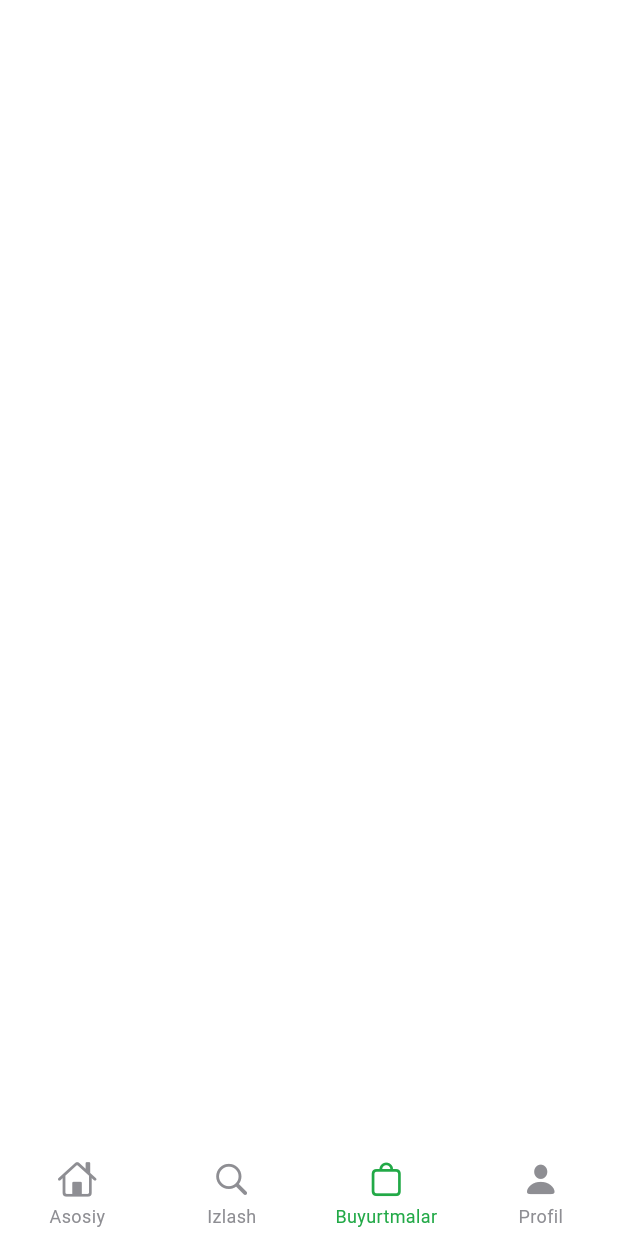
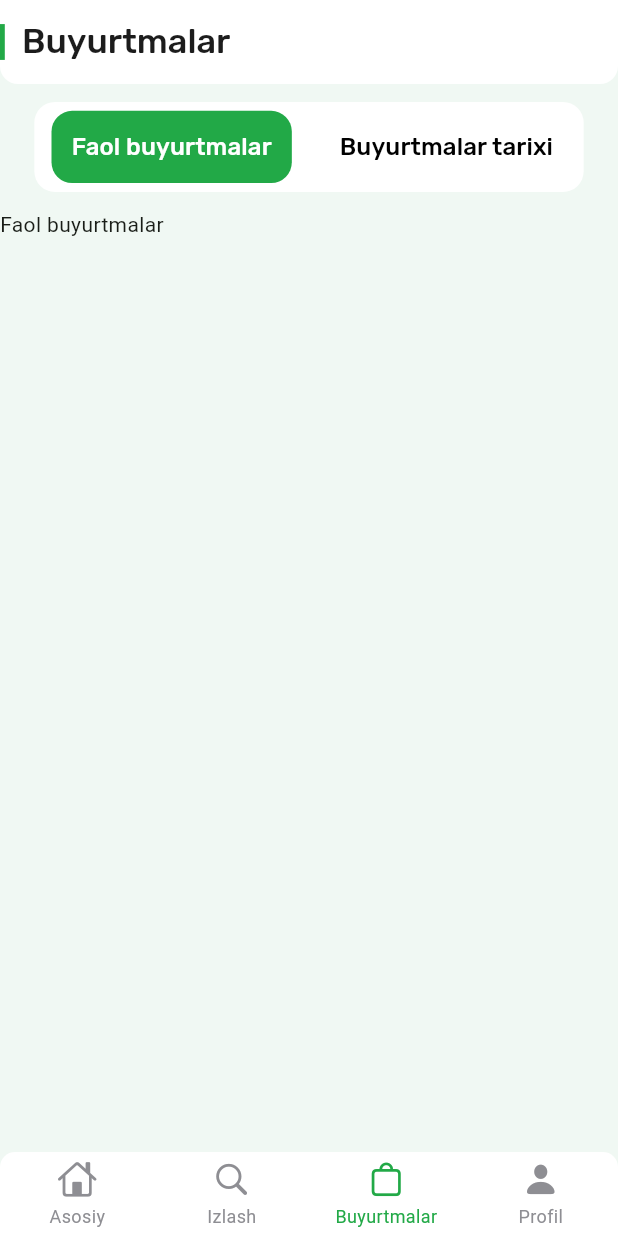
Before and after one commit to SEGroupCorpPres/UpQayt, a Flutter app: the screen it shows after launch, item 3 of the bottom bar chosen, on a phone screen of 412 x 824 dp. Run offline on Flutter 3.47's test engine with Material 3 defaults, Android fonts, the light colour scheme and no system bars; drawn by our look-alikes of persistent_bottom_nav_bar_v2; our stand-ins replace flutter_screenutil, flutter_svg, google_fonts, syncfusion_flutter_sliders; missing offline and left inert: bottom_sheet, flutter_statusbarcolor_ns.

Commit message:
fix any bugs

```diff
--- a/lib/app/app.dart
+++ b/lib/app/app.dart
@@ -8,6 +8,7 @@ import 'package:upqayt/features/presentation/pages/home/home.dart';
 import 'package:upqayt/features/presentation/pages/home/top_products_screen.dart';
 import 'package:upqayt/features/presentation/pages/map/map_screen.dart';
 import 'package:upqayt/features/presentation/pages/map/location_search_screen.dart';
+import 'package:upqayt/features/presentation/pages/orders/order_screen.dart';
 import 'package:upqayt/features/presentation/pages/restaurant/restaurant_detail_screen.dart';
 import 'package:upqayt/features/presentation/pages/shopping_bag/shopping_bag_screen.dart';
 
@@ -31,6 +32,7 @@ class App extends StatelessWidget {
       // child: TopProductsScreen(),
       // child: RestaurantDetailScreen(),
       // child: ShoppingBagScreen(),
+      // child: OrderScreen(),
       // child: IntroScreen(),
       // child: SplashScreen(),
       // child: YandexMapScreen(),
--- a/lib/app/presentation/pages/onboarding.dart
+++ b/lib/app/presentation/pages/onboarding.dart
@@ -6,6 +6,7 @@ import 'package:flutter_screenutil/flutter_screenutil.dart';
 import 'package:upqayt/app/presentation/widgets/onboarding_text_list.dart';
 import 'package:upqayt/core/colors.dart';
 import 'package:upqayt/features/presentation/pages/home/home.dart';
+import 'package:upqayt/features/presentation/pages/map/map_screen.dart';
 import 'package:upqayt/generated/assets.dart';
 
 class OnboardingPage extends StatefulWidget {
@@ -95,7 +96,7 @@ class _OnboardingPageState extends State<OnboardingPage> {
                           context,
                           Platform.isIOS
                               ? CupertinoPageRoute(
-                                  builder: (_) => const HomePage(),
+                                  builder: (_) => const YandexMapScreen(),
                                 )
                               : MaterialPageRoute(
                                   builder: (_) => const HomePage(),
@@ -159,7 +160,7 @@ class _OnboardingPageState extends State<OnboardingPage> {
                   child: TextButton(
                     onPressed: () => Navigator.pushAndRemoveUntil(
                       context,
-                      MaterialPageRoute(builder: (_) => HomePage()),
+                      MaterialPageRoute(builder: (_) => YandexMapScreen()),
                       (route) => false,
                     ),
                     child: Text(
--- a/lib/config/theme.dart
+++ b/lib/config/theme.dart
@@ -1,3 +1,4 @@
+import 'package:flutter/cupertino.dart';
 import 'package:flutter/material.dart';
 import 'package:flutter_screenutil/flutter_screenutil.dart';
 import 'package:google_fonts/google_fonts.dart';
@@ -6,7 +7,12 @@ class AppTheme {
   ThemeData get lightThemeData => _lightThemeData();
   ThemeData _lightThemeData() {
     return ThemeData(
+
+      brightness: Brightness.light,
       useMaterial3: true,
+      cupertinoOverrideTheme: CupertinoThemeData(
+        brightness: Brightness.light,
+      ),
       colorScheme: ColorScheme.fromSeed(seedColor: Colors.green),
       textTheme: TextTheme(
         labelLarge: whiteColorTextStyleWithGoogleFonts(20),
--- a/lib/features/presentation/pages/home/home.dart
+++ b/lib/features/presentation/pages/home/home.dart
@@ -34,7 +34,7 @@ class _HomePageState extends State<HomePage> {
       // This needs to be true if you want to move up the screen when keyboard appears. Default is true.
       stateManagement: true,
       // Default is true.
-      hideNavigationBarWhenKeyboardShows: true,
+      hideNavigationBarWhenKeyboardShows: false,
       // Recommended to set 'resizeToAvoidBottomInset' as true while using this argument. Default is true.
       decoration: NavBarDecoration(
         borderRadius: BorderRadius.circular(10.0),
--- a/lib/features/presentation/pages/home/top_products_screen.dart
+++ b/lib/features/presentation/pages/home/top_products_screen.dart
@@ -26,9 +26,7 @@ class _TopProductsScreenState extends State<TopProductsScreen> {
     return Material(
       color: AppColors.scaffoldBGColor,
       child: SafeArea(
-        bottom: true,
         child: SizedBox(
-          // height: size.height,
           width: size.width,
           child: Column(
             children: [
@@ -64,6 +62,7 @@ class _TopProductsScreenState extends State<TopProductsScreen> {
               Container(
                 padding: const EdgeInsets.symmetric(horizontal: 20).r,
                 width: size.width,
+                height: size.height - 2 * kToolbarHeight - kBottomNavigationBarHeight - 40.h,
                 child: SingleChildScrollView(
                   child: Column(
                     children: [
--- a/lib/features/presentation/pages/orders/order_screen.dart
+++ b/lib/features/presentation/pages/orders/order_screen.dart
@@ -1,5 +1,7 @@
 import 'package:flutter/material.dart';
-import 'package:flutter/cupertino.dart';
+import 'package:flutter_screenutil/flutter_screenutil.dart';
+import 'package:upqayt/core/colors.dart';
+import 'package:upqayt/features/presentation/widgets/order/order_tab.dart';
 
 class OrderScreen extends StatefulWidget {
   const OrderScreen({super.key});
@@ -8,9 +10,101 @@ class OrderScreen extends StatefulWidget {
   State<OrderScreen> createState() => _OrderScreenState();
 }
 
-class _OrderScreenState extends State<OrderScreen> {
+class _OrderScreenState extends State<OrderScreen> with SingleTickerProviderStateMixin {
+  late TabController _tabController;
+
+  @override
+  void initState() {
+    // TODO: implement initState
+    super.initState();
+    _tabController = TabController(length: 2, vsync: this);
+  }
+
+  @override
+  void dispose() {
+    // TODO: implement dispose
+    super.dispose();
+    _tabController.dispose();
+  }
+
   @override
   Widget build(BuildContext context) {
-    return Container();
+    final size = MediaQuery.sizeOf(context);
+    return Scaffold(
+      backgroundColor: AppColors.mainBGColor,
+      body: SafeArea(
+        bottom: false,
+        child: Column(
+          children: [
+            Container(
+              width: size.width,
+              height: kToolbarHeight,
+              decoration: const BoxDecoration(
+                color: Colors.white,
+                borderRadius: BorderRadius.only(
+                  bottomLeft: Radius.circular(12),
+                  bottomRight: Radius.circular(12),
+                ),
+              ),
+              child: Row(
+                children: [
+                  Container(
+                    width: 3.2,
+                    height: 20.h,
+                    color: AppColors.mainColor,
+                  ),
+                  SizedBox(width: 10.w),
+                  Text('Buyurtmalar', style: Theme.of(context).textTheme.titleLarge),
+                ],
+              ),
+            ),
+            Container(
+              height: 60,
+              width: size.width,
+              margin: EdgeInsets.symmetric(horizontal: 20.w, vertical: 10.h),
+              decoration: BoxDecoration(
+                color: Colors.white,
+                borderRadius: BorderRadius.circular(12.r),
+              ),
+              child: TabBar(
+                labelPadding: EdgeInsets.symmetric(horizontal: 10.w, vertical: 5.h),
+                controller: _tabController,
+                dividerHeight: 0,
+                indicatorWeight: 0,
+                automaticIndicatorColorAdjustment: false,
+                overlayColor: const MaterialStatePropertyAll<Color>(Colors.transparent),
+                indicator: const BoxDecoration(),
+                onTap: (index) {
+                  setState(() {});
+                },
+                tabs: [
+                  OrderTab(
+                    bgColor: _tabController.index == 0 ? AppColors.mainColor : Colors.transparent,
+                    titleColor: _tabController.index == 0 ? Colors.white : Colors.black,
+                    title: 'Faol buyurtmalar',
+                  ),
+                  OrderTab(
+                    bgColor: _tabController.index == 1 ? AppColors.mainColor : Colors.transparent,
+                    titleColor: _tabController.index == 1 ? Colors.white : Colors.black,
+                    title: 'Buyurtmalar tarixi',
+                  ),
+                ],
+              ),
+            ),
+            SizedBox(
+              height: 300,
+              width: MediaQuery.sizeOf(context).width,
+              child: TabBarView(
+                controller: _tabController,
+                children: [
+                  Text('Faol buyurtmalar'),
+                  Text('Faol buyurtmalar'),
+                ],
+              ),
+            ),
+          ],
+        ),
+      ),
+    );
   }
 }
--- a/lib/features/presentation/pages/search/search_screen.dart
+++ b/lib/features/presentation/pages/search/search_screen.dart
@@ -88,7 +88,7 @@ class _SearchScreenState extends State<SearchScreen> {
                 ),
               ),
               Container(
-                // height: size.height - kToolbarHeight.h - kBottomNavigationBarHeight.h - 70,
+                height: size.height - 2* kToolbarHeight.h - kBottomNavigationBarHeight.h - 1,
                 width: size.width,
                 padding: const EdgeInsets.symmetric(horizontal: 20).r,
                 child: SingleChildScrollView(
--- a/lib/features/presentation/widgets/filter/filter_food_category.dart
+++ b/lib/features/presentation/widgets/filter/filter_food_category.dart
@@ -44,7 +44,6 @@ class FilterFoodCategory extends StatelessWidget {
                               color: const Color(0xFFF2F4F7),
                               shape: RoundedRectangleBorder(borderRadius: BorderRadius.circular(9).r),
                             ),
-                            child: Expanded(
                             child: Row(
                               mainAxisSize: MainAxisSize.min,
                               children: [
@@ -68,7 +67,6 @@ class FilterFoodCategory extends StatelessWidget {
                               ],
                             ),
                           ),
-                          ),
                 ],
               ),
               SizedBox(height: 10.h),
--- a/lib/features/presentation/widgets/filter/filter_price_range.dart
+++ b/lib/features/presentation/widgets/filter/filter_price_range.dart
@@ -29,7 +29,7 @@ class _FilterPriceRangeState extends State<FilterPriceRange> {
         Container(
           decoration: BoxDecoration(borderRadius: BorderRadius.circular(10.r), color: Colors.white),
           width: size.width,
-          height: 140.h,
+          height: 141.h,
           child: Column(
             children: [
               SizedBox(
--- a/lib/features/presentation/widgets/home_screen/home_screen_fliter_list.dart
+++ b/lib/features/presentation/widgets/home_screen/home_screen_fliter_list.dart
@@ -34,8 +34,9 @@ class _HomeScreenFilterListState extends State<HomeScreenFilterList> {
                   clipBehavior: Clip.hardEdge,
                   scrollControlDisabledMaxHeightRatio: size.height - kToolbarHeight - kTextTabBarHeight,
                   anchorPoint: Offset(0, .8),
+                  useSafeArea: true,
                   builder: (context) {
-                    return FilterBottomSheet(scrollController: scrollController, context: context, offset: 1);
+                    return FilterBottomSheet(scrollController: scrollController, context: context, offset: .8);
                   },
                 );
               }
--- /dev/null
+++ b/lib/features/presentation/widgets/order/order_tab.dart
@@ -0,0 +1,38 @@
+import 'package:flutter/material.dart';
+import 'package:flutter/cupertino.dart';
+import 'package:flutter_screenutil/flutter_screenutil.dart';
+
+class OrderTab extends StatelessWidget {
+  const OrderTab({super.key, required this.bgColor, required this.titleColor, required this.title});
+
+  final Color bgColor;
+  final Color titleColor;
+  final String title;
+
+  @override
+  Widget build(BuildContext context) {
+    return Tab(
+      height: double.infinity,
+      iconMargin: EdgeInsets.zero,
+      child: AnimatedContainer(
+        duration: const Duration(milliseconds: 500),
+        width: double.infinity,
+        curve: Curves.ease,
+        decoration: BoxDecoration(
+          borderRadius: BorderRadius.circular(12.r),
+          color: bgColor,
+        ),
+        child: Center(
+          child: Text(
+            title,
+            style: Theme
+                .of(context)
+                .textTheme
+                .titleSmall!
+                .copyWith(fontSize: 14.sp, color: titleColor),
+          ),
+        ),
+      ),
+    );
+  }
+}
--- a/pubspec.yaml
+++ b/pubspec.yaml
@@ -56,6 +56,8 @@ dependencies:
 #  geolocator: ^10.1.0
 #  geocoding: ^2.1.1
   flutter_screenutil: ^5.9.0
+  contained_tab_bar_view: ^0.8.0
+  buttons_tabbar: ^1.3.8
 #  sms_autofill: ^2.3.0
   dio: ^5.4.0
   google_fonts: ^6.1.0
@@ -72,6 +74,7 @@ dependencies:
   add_to_cart_animation: ^2.0.3
   animations: ^2.0.11
   flutter_map_animations: ^0.5.3
+  statusbarz: ^1.0.14
   shimmer: ^3.0.0
   searchbar_animation: ^0.0.4
   bottom_sheet: ^4.0.0
```
Also changed, not shown: lib/features/presentation/pages/home/home_screen.dart (+9 -7 lines), lib/features/presentation/pages/restaurant/restaurant_detail_screen.dart (+6 -2 lines), lib/features/presentation/widgets/filter/filter_bottom_sheet.dart (+4 -3 lines), lib/features/presentation/widgets/filter/filter_header.dart (+8 -7 lines), lib/features/presentation/widgets/filter/filter_price_category.dart (+3 -4 lines), lib/features/presentation/widgets/filter/filter_price_radio_widget.dart (+6 -17 lines), lib/features/presentation/widgets/map_bottom_sheet.dart (+9 -1 lines), lib/main.dart (+6 -1 lines), pubspec.lock, 2 other files. Lines whose indentation alone changed are shown as unchanged.
